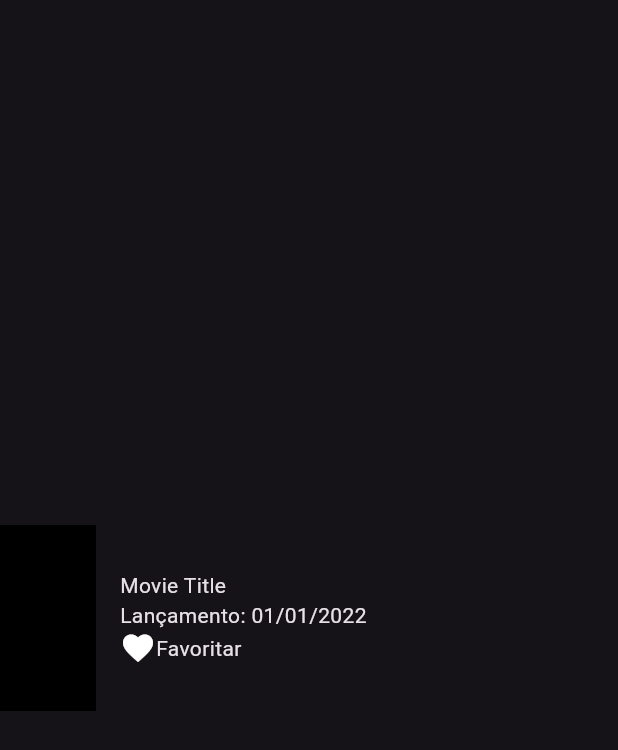
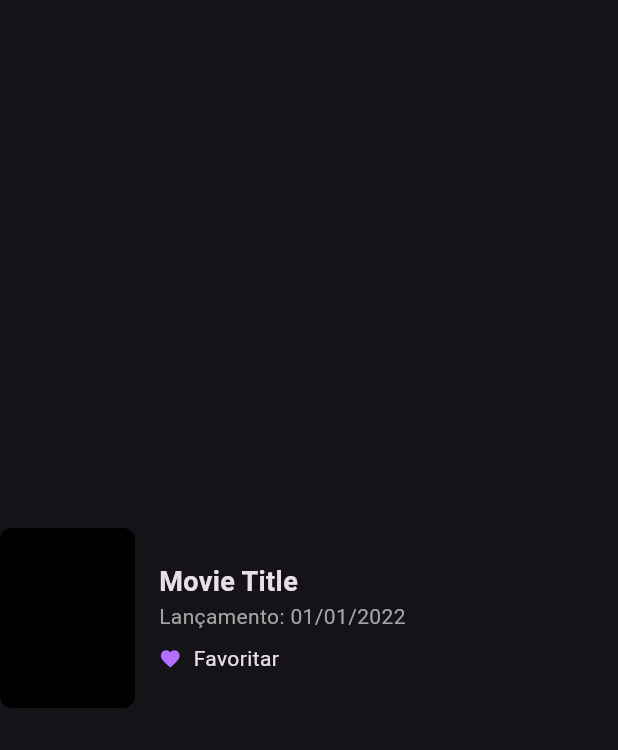
Before and after one commit to ikyrie/flutter_mvvm, a Flutter app: the SearchMovies screen opened directly, on a phone screen of 412 x 824 dp. Shown: the top 750 px of the screen. Run offline on Flutter 3.47's test engine with Material 3 defaults, Android fonts, the light colour scheme and no system bars.

Commit message:
Video 3.3

```diff
--- a/lib/ui/components/movie_card.dart
+++ b/lib/ui/components/movie_card.dart
@@ -9,24 +9,44 @@ class MovieCard extends StatelessWidget {
       crossAxisAlignment: CrossAxisAlignment.center,
       children: <Widget>[
         Container(
-        width: 64,
-        height: 124,
-        margin: EdgeInsets.only(right: 16),
+          width: 90,
+          height: 120,
+          margin: const EdgeInsets.only(right: 16),
           decoration: BoxDecoration(
-          color: Colors.black,
+              color: Colors.black, borderRadius: BorderRadius.circular(8)),
         ),
-      ),
-      Column(
+        const Column(
           mainAxisSize: MainAxisSize.min,
           crossAxisAlignment: CrossAxisAlignment.start,
           children: <Widget>[
-        Text("Movie Title"),
-        Text("Lançamento: 01/01/2022"),
-        Row(children: <Widget>[
-          InkWell(child: Icon(Icons.favorite)),
+            Text(
+              "Movie Title",
+              style: TextStyle(fontSize: 18, fontWeight: FontWeight.w600),
+            ),
+            Padding(
+              padding: EdgeInsets.only(bottom: 8.0),
+              child: Text(
+                "Lançamento: 01/01/2022",
+                style: TextStyle(color: Color(0xFFA5A5A5)),
+              ),
+            ),
+            Row(
+              children: <Widget>[
+                Padding(
+                  padding: EdgeInsets.only(right: 8.0),
+                  child: InkWell(
+                      child: Icon(
+                    Icons.favorite,
+                    color: Color(0xFFB370FF),
+                    size: 15,
+                  )),
+                ),
                 Text("Favoritar")
-        ],)
-      ],)
-    ],);
+              ],
+            )
+          ],
+        )
+      ],
+    );
   }
 }
```
Lines whose indentation alone changed are shown as unchanged.
